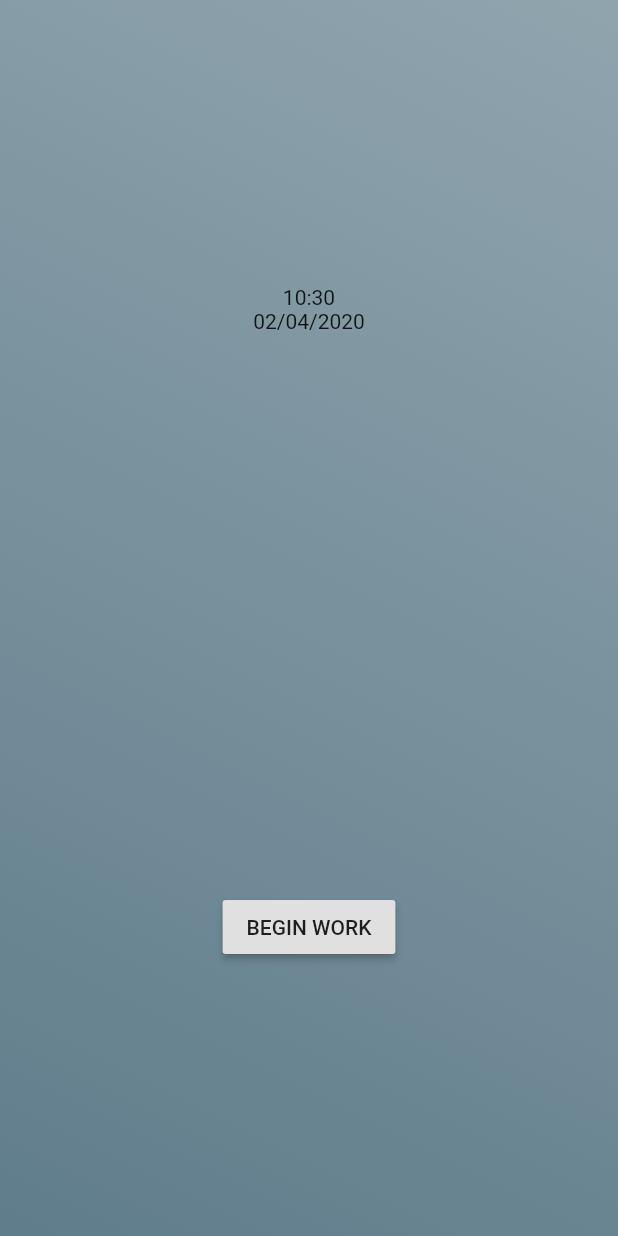
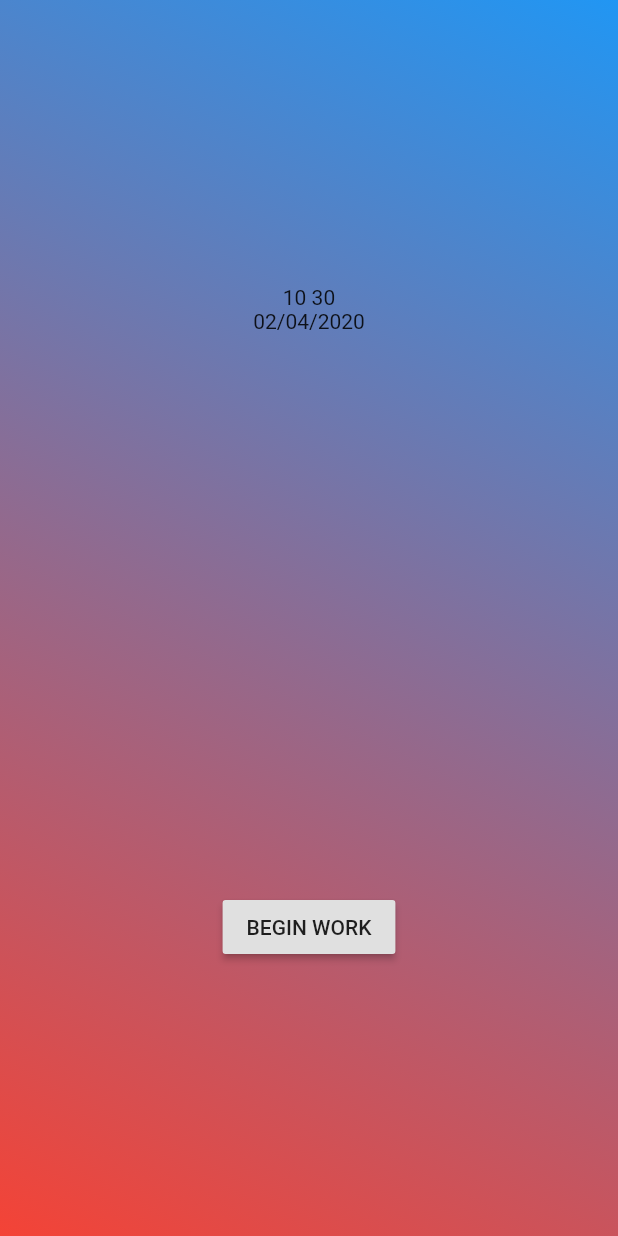
Before and after one commit to areille/time-spent, a Flutter app: the screen it shows after launch, on a phone screen of 412 x 824 dp. Run offline on Flutter 3.47's test engine with Material 2 defaults, Android fonts, the phone set to English and light mode, and no system bars; our stand-ins replace moor, moor_ffi; generated files the repository leaves out were written again.

Commit message:
Add blinking colon

```diff
--- a/lib/screens/home.dart
+++ b/lib/screens/home.dart
@@ -10,6 +10,7 @@ class HomePage extends StatefulWidget {
 
 class _HomePageState extends State<HomePage> {
   DateTime now;
+  bool showColon;
 
   @override
   void initState() {
@@ -18,6 +19,13 @@ class _HomePageState extends State<HomePage> {
       const Duration(seconds: 1),
       (_) => setState(() {
         now = DateTime.now();
+      }),
+    );
+    showColon = true;
+    Timer.periodic(
+      const Duration(milliseconds: 500),
+      (_) => setState(() {
+        showColon = !showColon;
       }),
     );
     super.initState();
@@ -31,7 +39,7 @@ class _HomePageState extends State<HomePage> {
           gradient: LinearGradient(
             begin: Alignment.topRight,
             end: Alignment.bottomLeft,
-            colors: [Colors.blueGrey[300], Colors.blueGrey],
+            colors: [Colors.blue, Colors.red],
           ),
         ),
         child: Column(
@@ -40,7 +48,7 @@ class _HomePageState extends State<HomePage> {
               child: Column(
                 mainAxisAlignment: MainAxisAlignment.center,
                 children: [
-                  Text(DateFormat("HH:mm").format(now)),
+                  Text(DateFormat('HH${showColon ? ':' : ' '}mm').format(now)),
                   Text(DateFormat("dd/MM/yyyy").format(now)),
                 ],
               ),
```
Also changed, not shown: 1 other file.
